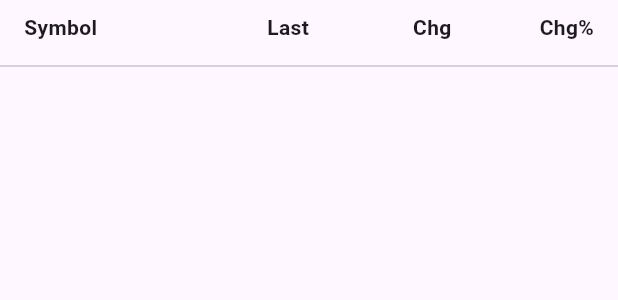
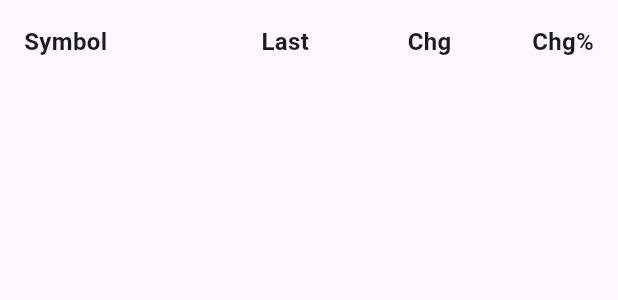
Before and after one commit to moriesdeohutapea/bni-sekuritas, a Flutter app: the CryptoPriceList widget shown alone on an empty page, opened directly with empty values, on a phone screen of 412 x 824 dp. Shown: the top 300 px of the screen. Run offline on Flutter 3.47's test engine with Material 3 defaults, Android fonts, the phone set to English and light mode, and no system bars; our stand-ins replace flutter_bloc, flutter_dotenv, get_it; network calls fail.

Commit message:
init commit

```diff
--- a/lib/presentation/widgets/crypto_price_list.dart
+++ b/lib/presentation/widgets/crypto_price_list.dart
@@ -13,14 +13,17 @@ class CryptoPriceList extends StatelessWidget {
     return Column(
       children: [
         const Padding(
-          padding: EdgeInsets.symmetric(vertical: 8.0, horizontal: 16.0),
+          padding: EdgeInsets.all(16.0),
           child: Row(
             mainAxisAlignment: MainAxisAlignment.spaceBetween,
             children: [
               Expanded(
                 child: Text(
                   'Symbol',
-                  style: TextStyle(fontWeight: FontWeight.bold),
+                  style: TextStyle(
+                    fontWeight: FontWeight.bold,
+                    fontSize: 16.0,
+                  ),
                 ),
               ),
               Expanded(
@@ -28,7 +31,10 @@ class CryptoPriceList extends StatelessWidget {
                   alignment: Alignment.centerRight,
                   child: Text(
                     'Last',
-                    style: TextStyle(fontWeight: FontWeight.bold),
+                    style: TextStyle(
+                      fontWeight: FontWeight.bold,
+                      fontSize: 16.0,
+                    ),
                   ),
                 ),
               ),
@@ -37,7 +43,10 @@ class CryptoPriceList extends StatelessWidget {
                   alignment: Alignment.centerRight,
                   child: Text(
                     'Chg',
-                    style: TextStyle(fontWeight: FontWeight.bold),
+                    style: TextStyle(
+                      fontWeight: FontWeight.bold,
+                      fontSize: 16.0,
+                    ),
                   ),
                 ),
               ),
@@ -46,19 +55,29 @@ class CryptoPriceList extends StatelessWidget {
                   alignment: Alignment.centerRight,
                   child: Text(
                     'Chg%',
-                    style: TextStyle(fontWeight: FontWeight.bold),
+                    style: TextStyle(
+                      fontWeight: FontWeight.bold,
+                      fontSize: 16.0,
+                    ),
                   ),
                 ),
               ),
             ],
           ),
         ),
-        const Divider(),
         Expanded(
           child: ListView.builder(
             itemCount: cryptoPrices.length,
             itemBuilder: (context, index) {
-              return CryptoPriceTile(cryptoPrice: cryptoPrices[index]);
+              return Card(
+                color: index % 2 == 0 ? Colors.white : Colors.grey[100],
+                elevation: 2.0,
+                margin: const EdgeInsets.symmetric(vertical: 4.0, horizontal: 8.0),
+                child: Padding(
+                  padding: const EdgeInsets.all(12.0),
+                  child: CryptoPriceTile(cryptoPrice: cryptoPrices[index]),
+                ),
+              );
             },
           ),
         ),
```
